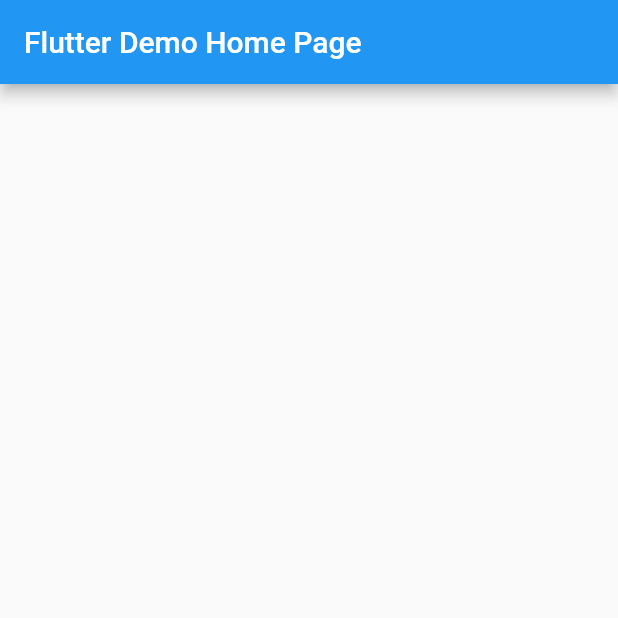
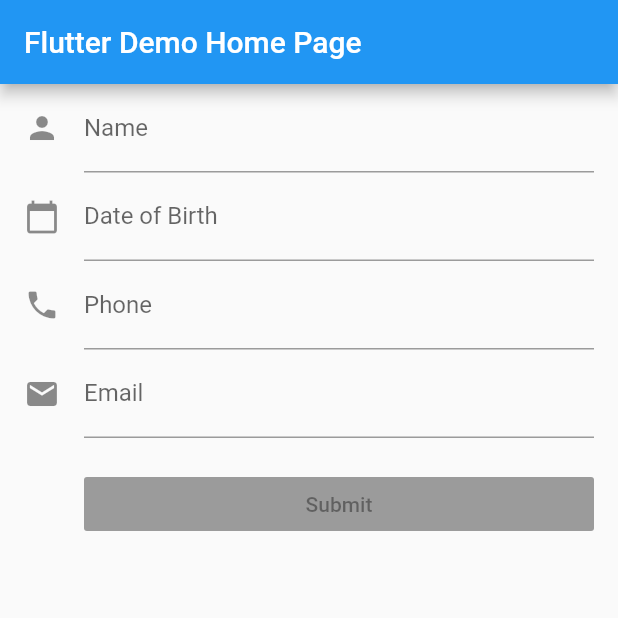
Before and after one commit to aloksingh3112/FormFlutter, a Flutter app: the screen it shows after launch, on a phone screen of 412 x 824 dp, the top half of it. Run offline on Flutter 3.47's test engine with Material 2 defaults, Android fonts, the phone set to English and light mode, and no system bars.

```diff
--- a/lib/main.dart
+++ b/lib/main.dart
@@ -1,4 +1,5 @@
 import 'package:flutter/material.dart';
+import 'package:flutter/services.dart';
 
 void main() => runApp(MyApp());
 
@@ -26,13 +27,63 @@ class MyHomePage extends StatefulWidget {
 }
 
 class _MyHomePageState extends State<MyHomePage> {
+  final GlobalKey<FormState> _formkey = new GlobalKey<FormState>();
+  List<String> _colors = ['', 'red', 'green', 'orange'];
+  String _color = '';
   @override
   Widget build(BuildContext context) {
     return Scaffold(
       appBar: AppBar(
         title: Text(widget.title),
       ),
-      body: Center(),
+      body: new SafeArea(
+        top: false,
+        bottom: false,
+        child: new Form(
+          key: _formkey,
+          autovalidate: true,
+          child: new ListView(
+            padding: const EdgeInsets.symmetric(horizontal: 16.0),
+            children: <Widget>[
+              new TextFormField(
+                decoration: const InputDecoration(
+                    icon: const Icon(Icons.person),
+                    hintText: 'Enter Your First name',
+                    labelText: 'Name'),
+              ),
+              new TextFormField(
+                decoration: const InputDecoration(
+                    icon: const Icon(Icons.calendar_today),
+                    hintText: 'Enter Your Date of Birth',
+                    labelText: 'Date of Birth'),
+                keyboardType: TextInputType.datetime,
+              ),
+              new TextFormField(
+                decoration: const InputDecoration(
+                    icon: const Icon(Icons.phone),
+                    hintText: 'Énter your Phone number',
+                    labelText: 'Phone'),
+                keyboardType: TextInputType.phone,
+                inputFormatters: [WhitelistingTextInputFormatter.digitsOnly],
+              ),
+              new TextFormField(
+                decoration: const InputDecoration(
+                    icon: const Icon(Icons.email),
+                    hintText: 'Enter your Email',
+                    labelText: 'Email'),
+                keyboardType: TextInputType.emailAddress,
+              ),
+              new Container(
+                padding: const EdgeInsets.only(left: 40.0, top: 20.0),
+                child: new RaisedButton(
+                  child: const Text('Submit'),
+                  onPressed: null,
+                ),
+              )
+            ],
+          ),
+        ),
+      ),
     );
   }
 }
```
